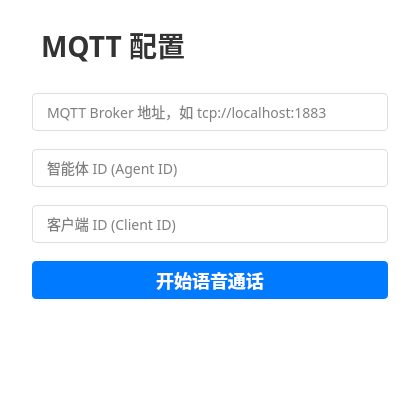
Old version of the form ui/LoginWidget.ui in the repository terry-xiaoyu/physical-ai-demo-arm64-desktop-cpp.
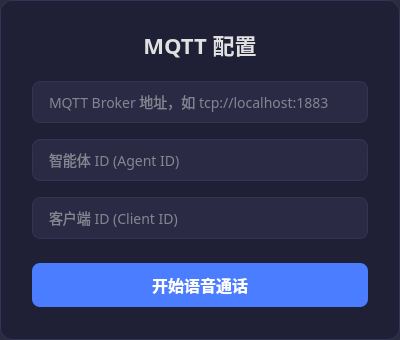
New version of the form.

Diff of the .ui file:
```diff
--- a/ui/LoginWidget.ui
+++ b/ui/LoginWidget.ui
@@ -6,108 +6,112 @@
    <rect>
     <x>0</x>
     <y>0</y>
-    <width>420</width>
-    <height>400</height>
+    <width>400</width>
+    <height>340</height>
    </rect>
   </property>
   <property name="minimumSize">
    <size>
-    <width>420</width>
-    <height>400</height>
+    <width>380</width>
+    <height>0</height>
    </size>
   </property>
   <property name="maximumSize">
    <size>
     <width>420</width>
-    <height>400</height>
+    <height>16777215</height>
    </size>
   </property>
   <property name="windowTitle">
    <string>连接配置</string>
   </property>
   <property name="styleSheet">
-   <string notr="true">QLineEdit
-{
-	background: #FFFFFF;
-	border: 1px solid #DADFE3;
-	border-radius: 4px;
-	padding-left:12px;
-	font-family: PingFang SC;
-	font-style: normal;
-	font-weight: normal;
-	font-size: 14px;
-	line-height: 22px;
+   <string notr="true">QWidget#LoginForm {
+    background: rgba(30, 30, 53, 240);
+    border-radius: 12px;
+    border: 1px solid #333355;
 }
-
-QWidget#LoginForm
-{
-	background: #FFFFFF;
-	border-radius: 8px;
+QLineEdit {
+    background: #2A2A45;
+    color: #E0E0E0;
+    border: 1px solid #333355;
+    border-radius: 8px;
+    padding-left: 14px;
+    font-family: PingFang SC, Arial, sans-serif;
+    font-size: 14px;
+    line-height: 22px;
+}
+QLineEdit:focus {
+    border: 1px solid #4A7DFF;
+}
+QLineEdit::placeholder {
+    color: #666688;
 }</string>
   </property>
   <layout class="QVBoxLayout" name="verticalLayout">
    <property name="spacing">
-    <number>18</number>
+    <number>16</number>
    </property>
    <property name="leftMargin">
     <number>32</number>
    </property>
    <property name="topMargin">
-    <number>15</number>
+    <number>28</number>
    </property>
    <property name="rightMargin">
     <number>32</number>
    </property>
+   <property name="bottomMargin">
+    <number>28</number>
+   </property>
+
+   <!-- Title -->
    <item>
-    <widget class="QWidget" name="titleWidget" native="true">
-     <property name="minimumSize">
-      <size>
-       <width>0</width>
-       <height>60</height>
-      </size>
-     </property>
-     <layout class="QHBoxLayout" name="horizontalLayout">
-      <item>
-       <widget class="QLabel" name="label">
-        <property name="styleSheet">
-         <string notr="true">QLabel{
-font-family: PingFang SC;
-font-style: normal;
-font-weight: 600;
-font-size: 28px;
-line-height: 36px;
-display: flex;
-align-items: center;
-color: #333333;
+    <widget class="QLabel" name="label">
+     <property name="styleSheet">
+      <string notr="true">QLabel {
+    color: #E0E0E0;
+    font-family: PingFang SC, Arial, sans-serif;
+    font-weight: 600;
+    font-size: 22px;
+    background: transparent;
+    border: none;
 }</string>
-        </property>
-        <property name="text">
-         <string>MQTT 配置</string>
-        </property>
-       </widget>
-      </item>
-      <item>
-       <spacer name="horizontalSpacer">
-        <property name="orientation">
-         <enum>Qt::Horizontal</enum>
-        </property>
-        <property name="sizeHint" stdset="0">
-         <size>
-          <width>40</width>
-          <height>20</height>
-         </size>
-        </property>
-       </spacer>
-      </item>
-     </layout>
+     </property>
+     <property name="text">
+      <string>MQTT 配置</string>
+     </property>
+     <property name="alignment">
+      <set>Qt::AlignCenter</set>
+     </property>
     </widget>
    </item>
+
+   <!-- Spacer -->
+   <item>
+    <spacer name="topSpacer">
+     <property name="orientation">
+      <enum>Qt::Vertical</enum>
+     </property>
+     <property name="sizeType">
+      <enum>QSizePolicy::Fixed</enum>
+     </property>
+     <property name="sizeHint" stdset="0">
+      <size>
+       <width>20</width>
+       <height>4</height>
+      </size>
+     </property>
+    </spacer>
+   </item>
+
+   <!-- Broker URL -->
    <item>
     <widget class="QLineEdit" name="brokerUrlLineEdit">
      <property name="minimumSize">
       <size>
        <width>0</width>
-       <height>38</height>
+       <height>42</height>
       </size>
      </property>
      <property name="placeholderText">
@@ -120,7 +124,7 @@
      <property name="minimumSize">
       <size>
        <width>0</width>
-       <height>38</height>
+       <height>42</height>
       </size>
      </property>
      <property name="placeholderText">
@@ -133,7 +137,7 @@
      <property name="minimumSize">
       <size>
        <width>0</width>
-       <height>38</height>
+       <height>42</height>
       </size>
      </property>
      <property name="placeholderText">
@@ -141,25 +145,49 @@
      </property>
     </widget>
    </item>
+
+   <!-- Spacer -->
+   <item>
+    <spacer name="btnSpacer">
+     <property name="orientation">
+      <enum>Qt::Vertical</enum>
+     </property>
+     <property name="sizeType">
+      <enum>QSizePolicy::Fixed</enum>
+     </property>
+     <property name="sizeHint" stdset="0">
+      <size>
+       <width>20</width>
+       <height>8</height>
+      </size>
+     </property>
+    </spacer>
+   </item>
+
+   <!-- Start Button -->
    <item>
     <widget class="QPushButton" name="startVoiceChatBtn">
      <property name="minimumSize">
       <size>
        <width>0</width>
-       <height>38</height>
+       <height>44</height>
       </size>
      </property>
      <property name="styleSheet">
-      <string notr="true">QPushButton
-{
-	background: #007AFF;
-	border-radius: 4px;
-	color:#FFFFFF;
-	font-family: PingFang SC;
-	font-style: normal;
-	font-weight: 600;
-	font-size: 18px;
-	line-height: 22px;
+      <string notr="true">QPushButton {
+    background: #4A7DFF;
+    border-radius: 8px;
+    color: #FFFFFF;
+    font-family: PingFang SC, Arial, sans-serif;
+    font-weight: 600;
+    font-size: 16px;
+    border: none;
+}
+QPushButton:hover {
+    background: #5A8DFF;
+}
+QPushButton:pressed {
+    background: #3A6DEF;
 }</string>
      </property>
      <property name="text">
@@ -175,7 +203,7 @@
      <property name="sizeHint" stdset="0">
       <size>
        <width>20</width>
-       <height>40</height>
+       <height>10</height>
       </size>
      </property>
     </spacer>
```
Left out of the diff: 6 changed lines with no effect on the pictures.
